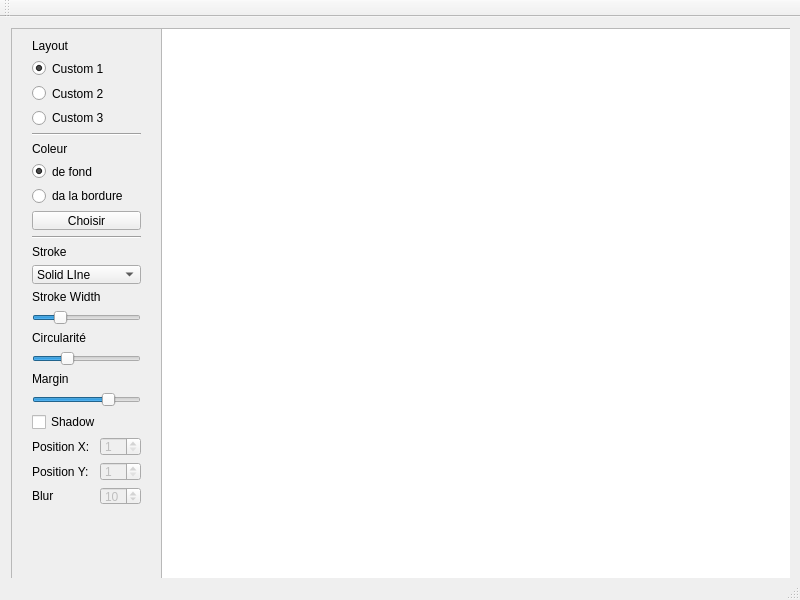
First picture: the form in mainwindow.ui, repository julien-/qt_m2, before the edit.
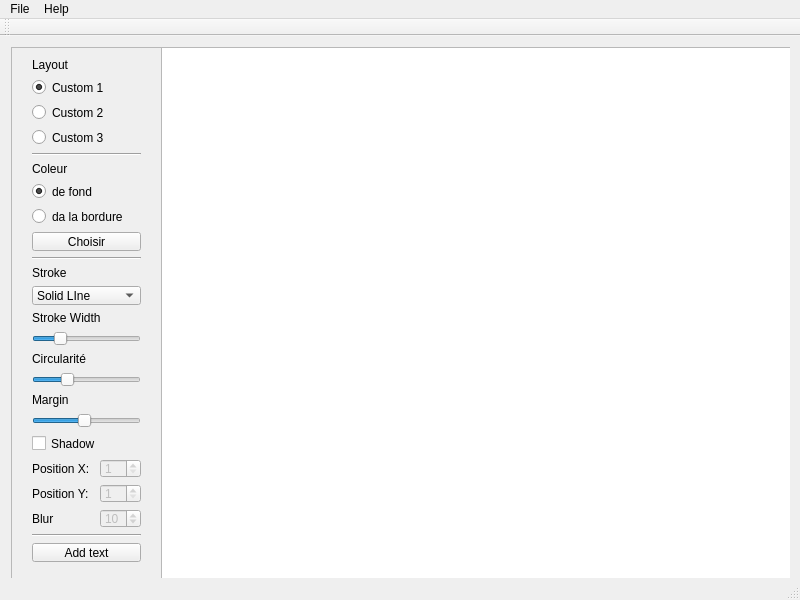
Second picture: the form after the edit.

Diff of the .ui file:
```diff
--- a/mainwindow.ui
+++ b/mainwindow.ui
@@ -62,7 +62,7 @@
           <x>10</x>
           <y>0</y>
           <width>131</width>
-          <height>489</height>
+          <height>527</height>
          </rect>
         </property>
         <layout class="QVBoxLayout" name="verticalLayout">
@@ -258,7 +258,10 @@
             <number>1</number>
            </property>
            <property name="value">
-            <number>15</number>
+            <number>10</number>
+           </property>
+           <property name="sliderPosition">
+            <number>10</number>
            </property>
            <property name="orientation">
             <enum>Qt::Horizontal</enum>
@@ -374,6 +377,20 @@
            </item>
           </layout>
          </item>
+         <item>
+          <widget class="Line" name="line_3">
+           <property name="orientation">
+            <enum>Qt::Horizontal</enum>
+           </property>
+          </widget>
+         </item>
+         <item>
+          <widget class="QPushButton" name="pushButton_2">
+           <property name="text">
+            <string>Add text</string>
+           </property>
+          </widget>
+         </item>
         </layout>
        </widget>
        <widget class="QGraphicsView" name="graphicsView">
@@ -382,7 +399,7 @@
           <x>150</x>
           <y>0</y>
           <width>641</width>
-          <height>561</height>
+          <height>541</height>
          </rect>
         </property>
         <property name="sizePolicy">
@@ -406,6 +423,23 @@
      <height>21</height>
     </rect>
    </property>
+   <widget class="QMenu" name="menuFile">
+    <property name="title">
+     <string>File</string>
+    </property>
+    <addaction name="separator"/>
+    <addaction name="actionSave"/>
+    <addaction name="separator"/>
+    <addaction name="actionExit"/>
+   </widget>
+   <widget class="QMenu" name="menuHelp">
+    <property name="title">
+     <string>Help</string>
+    </property>
+    <addaction name="actionAbout"/>
+   </widget>
+   <addaction name="menuFile"/>
+   <addaction name="menuHelp"/>
   </widget>
   <widget class="QToolBar" name="mainToolBar">
    <attribute name="toolBarArea">
```
Left out of the diff: 15 changed lines with no effect on the pictures.
